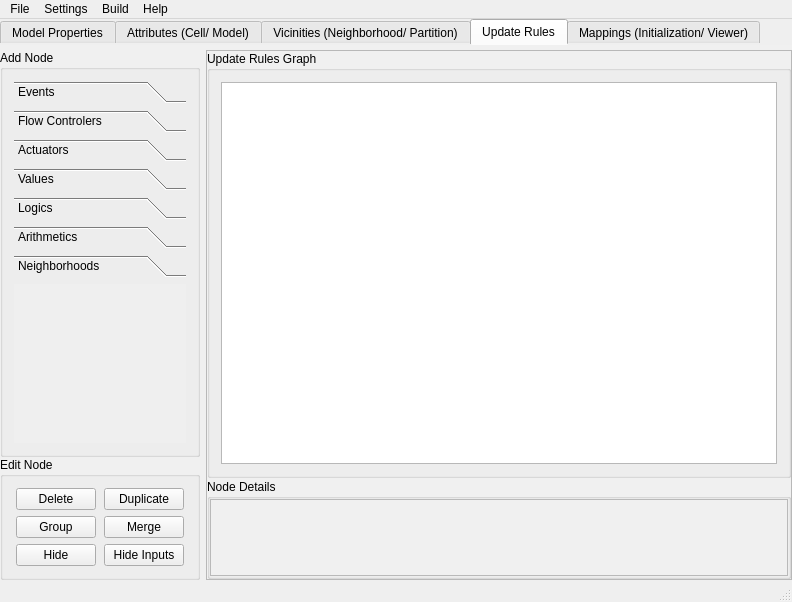
Old version of the form src/ca_modeler/ca_modeler_gui.ui in the repository rff255/GenesisCA.
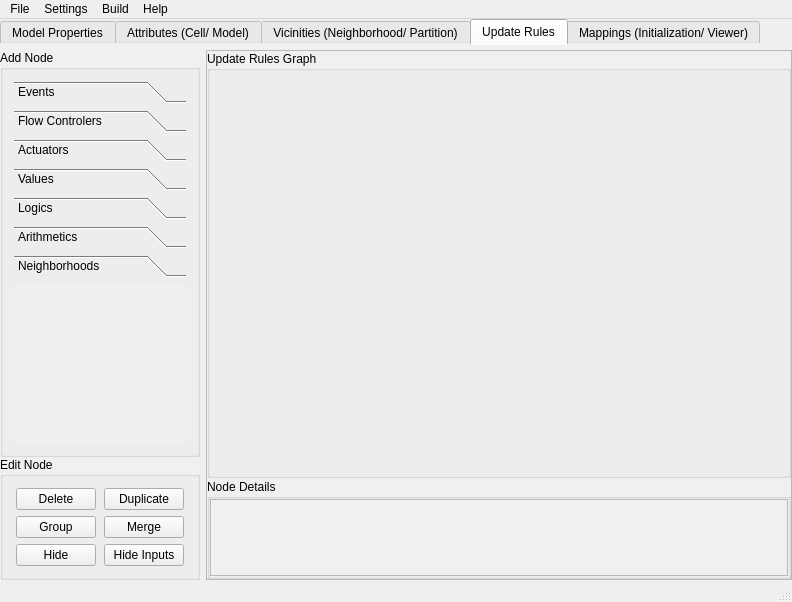
New version of the form. The open tabs and pages were chosen to show the change. Custom widgets are drawn as their Qt base class.

Patch:
```diff
--- a/src/ca_modeler/ca_modeler_gui.ui
+++ b/src/ca_modeler/ca_modeler_gui.ui
@@ -499,14 +499,7 @@
              </property>
              <layout class="QGridLayout" name="gridLayout_21">
               <item row="0" column="0">
-               <widget class="QGraphicsView" name="graph_editor">
-                <property name="minimumSize">
-                 <size>
-                  <width>300</width>
-                  <height>0</height>
-                 </size>
-                </property>
-               </widget>
+               <widget class="GLWidget" name="widget" native="true"/>
               </item>
              </layout>
             </widget>
@@ -1288,6 +1281,12 @@
    <header>vicinity_handler_widget.h</header>
    <container>1</container>
   </customwidget>
+  <customwidget>
+   <class>GLWidget</class>
+   <extends>QWidget</extends>
+   <header>gl_widget.h</header>
+   <container>1</container>
+  </customwidget>
  </customwidgets>
  <resources/>
  <connections/>
```
Left out of the diff: 6 changed lines with no effect on the pictures.
